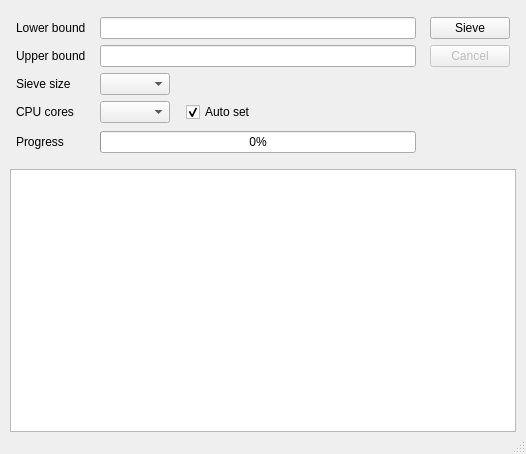
First picture: the form in GUI/forms/PrimeSieveGUI.ui, repository kimwalisch/primesieve, before the edit.
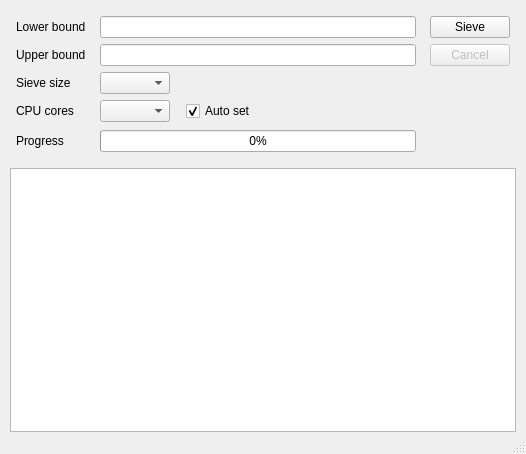
Second picture: the form after the edit.

```diff
--- a/GUI/forms/PrimeSieveGUI.ui
+++ b/GUI/forms/PrimeSieveGUI.ui
@@ -31,7 +31,7 @@
      <number>10</number>
     </property>
     <property name="topMargin">
-     <number>17</number>
+     <number>16</number>
     </property>
     <property name="rightMargin">
      <number>10</number>
```
